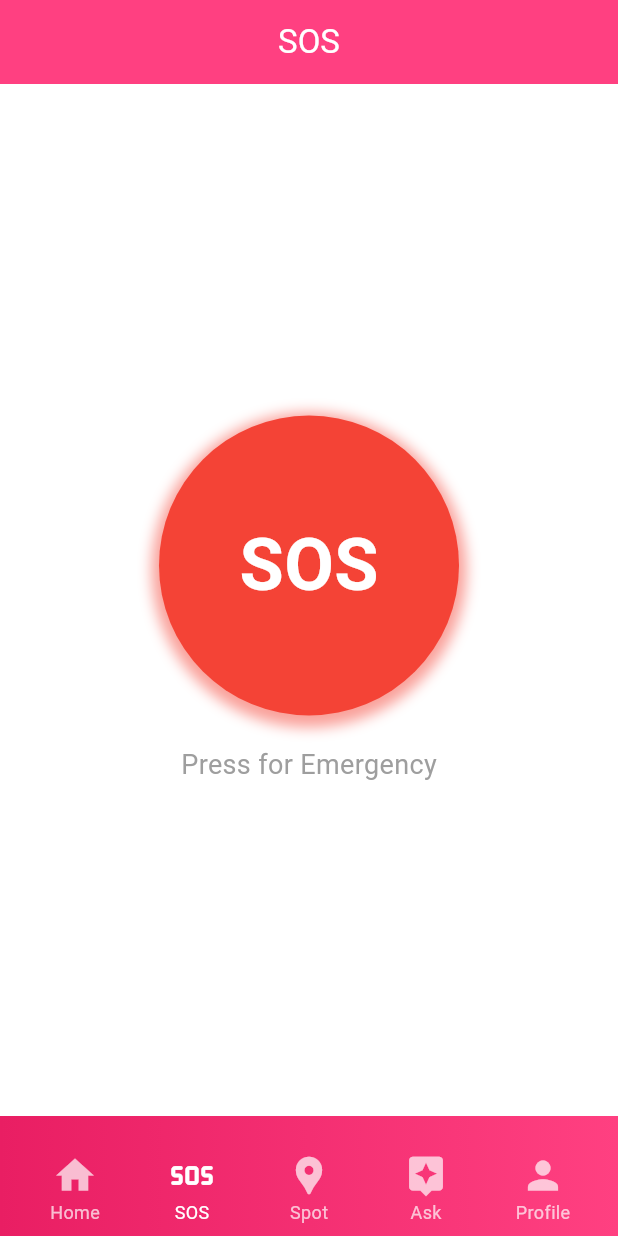
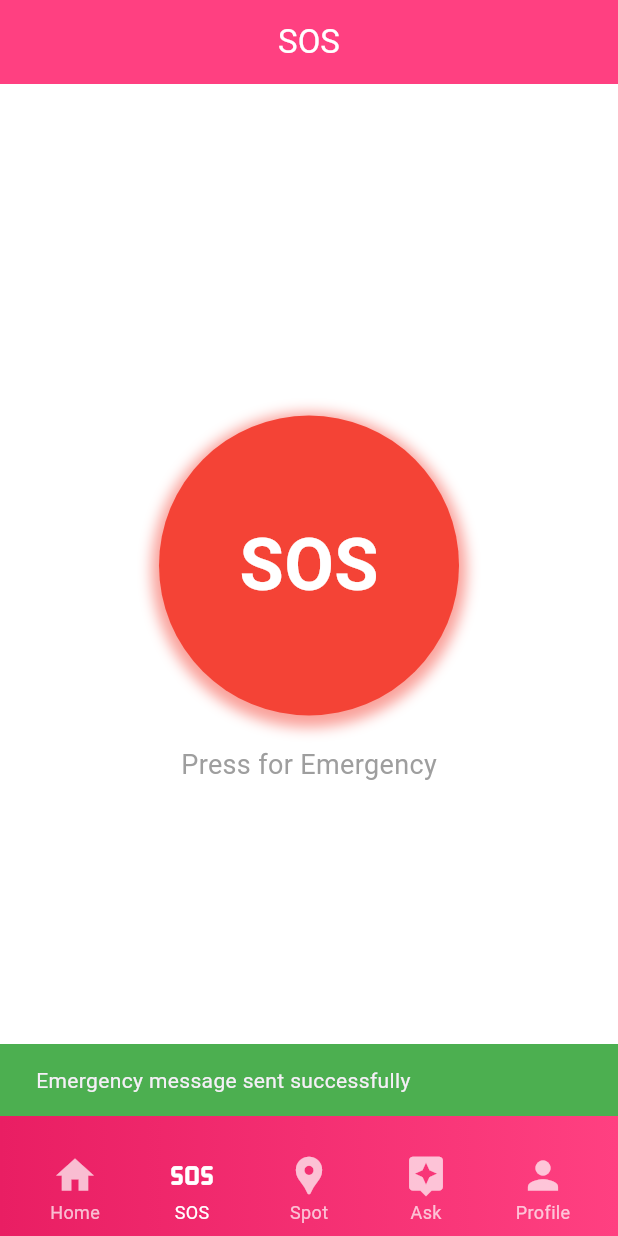
Before and after one commit to Matrix-Mesh/Sanrakshan360, a Flutter app: the screen it shows after launch, item 2 of the bottom bar chosen, after a tap on "SOS", on a phone screen of 412 x 824 dp. Run offline on Flutter 3.47's test engine with Material 3 defaults, Android fonts, the phone set to English and light mode, and no system bars; our stand-ins replace flutter_spinkit, permission_handler; missing offline and left inert: flutter_phone_direct_caller, flutter_sms.

Commit message:
aaded permission in sos button

```diff
--- a/lib/screens/sos_screen.dart
+++ b/lib/screens/sos_screen.dart
@@ -1,7 +1,118 @@
 import 'package:flutter/material.dart';
+import 'package:flutter_sms/flutter_sms.dart';
+import 'package:permission_handler/permission_handler.dart';
 
-class SosScreen extends StatelessWidget {
+class SosScreen extends StatefulWidget {
   const SosScreen({Key? key}) : super(key: key);
+
+  @override
+  _SosScreenState createState() => _SosScreenState();
+}
+
+class _SosScreenState extends State<SosScreen> with SingleTickerProviderStateMixin {
+  late AnimationController _controller;
+  late Animation<double> _animation;
+  bool _hasPermission = false;
+
+  @override
+  void initState() {
+    super.initState();
+    _checkPermission(); // Check permission when screen loads
+    _controller = AnimationController(
+      duration: const Duration(milliseconds: 200),
+      vsync: this,
+    );
+
+    _animation = Tween<double>(begin: 1.0, end: 1.1).animate(
+      CurvedAnimation(parent: _controller, curve: Curves.easeInOut),
+    );
+  }
+
+  @override
+  void dispose() {
+    _controller.dispose();
+    super.dispose();
+  }
+
+  Future<void> _checkPermission() async {
+    final status = await Permission.sms.status;
+    setState(() {
+      _hasPermission = status.isGranted;
+    });
+  }
+
+  Future<void> _requestPermission() async {
+    final status = await Permission.sms.request();
+    setState(() {
+      _hasPermission = status.isGranted;
+    });
+
+    if (!status.isGranted) {
+      if (!mounted) return;
+      showDialog(
+        context: context,
+        builder: (context) => AlertDialog(
+          title: const Text('SMS Permission Required'),
+          content: const Text(
+              'SMS permission is needed to send emergency messages. Please enable it in your device settings.'
+          ),
+          actions: [
+            TextButton(
+              child: const Text('Cancel'),
+              onPressed: () => Navigator.pop(context),
+            ),
+            TextButton(
+              child: const Text('Open Settings'),
+              onPressed: () {
+                openAppSettings();
+                Navigator.pop(context);
+              },
+            ),
+          ],
+        ),
+      );
+    }
+  }
+
+  Future<void> _onButtonPressed() async {
+    if (!_hasPermission) {
+      await _requestPermission();
+      return;
+    }
+
+    _controller.forward().then((_) {
+      _controller.reverse();
+    });
+    await _sendSMS("I am in danger! Please help me.", ["7678654940"]);
+  }
+
+  Future<void> _sendSMS(String message, List<String> recipients) async {
+    try {
+      String _result = await sendSMS(
+        message: message,
+        recipients: recipients,
+        sendDirect: true,
+      );
+      print("SMS Result: $_result");
+
+      if (!mounted) return;
+      ScaffoldMessenger.of(context).showSnackBar(
+        const SnackBar(
+          content: Text('Emergency message sent successfully'),
+          backgroundColor: Colors.green,
+        ),
+      );
+    } catch (error) {
+      print("Error sending SMS: $error");
+      if (!mounted) return;
+      ScaffoldMessenger.of(context).showSnackBar(
+        const SnackBar(
+          content: Text('Failed to send emergency message. Please try again.'),
+          backgroundColor: Colors.red,
+        ),
+      );
+    }
+  }
 
   @override
   Widget build(BuildContext context) {
@@ -15,16 +126,16 @@ class SosScreen extends StatelessWidget {
         backgroundColor: Colors.pinkAccent,
         centerTitle: true,
       ),
-      body: Center(
+      body: Stack(
+        children: [
+          Center(
             child: Column(
               mainAxisAlignment: MainAxisAlignment.center,
               children: [
                 GestureDetector(
-              onTap: () {
-                // Add your SOS functionality here
-                print('SOS Button Pressed!');
-                // You can add emergency calling, SMS, or location sharing logic here
-              },
+                  onTap: _onButtonPressed,
+                  child: ScaleTransition(
+                    scale: _animation,
                     child: Container(
                       width: 200,
                       height: 200,
@@ -52,18 +163,52 @@ class SosScreen extends StatelessWidget {
                       ),
                     ),
                   ),
+                ),
                 const SizedBox(height: 20),
-            const Text(
-              'Press for Emergency',
+                Text(
+                  _hasPermission ? 'Press for Emergency' : 'SMS permission is required',
                   style: TextStyle(
                     fontSize: 18,
-                color: Colors.grey,
+                    color: _hasPermission ? Colors.grey : Colors.orange,
                   ),
                 ),
               ],
             ),
           ),
-
+          if (!_hasPermission)
+            Positioned(
+              left: 0,
+              right: 0,
+              bottom: 0,
+              child: Container(
+                padding: const EdgeInsets.all(16),
+                color: Colors.orange,
+                child: Row(
+                  mainAxisAlignment: MainAxisAlignment.center,
+                  children: [
+                    Expanded(
+                      child: Text(
+                        'SMS permission is required to send emergency messages',
+                        style: TextStyle(color: Colors.white),
+                        textAlign: TextAlign.center,
+                      ),
+                    ),
+                    TextButton(
+                      onPressed: _requestPermission,
+                      child: const Text(
+                        'Grant Permission',
+                        style: TextStyle(
+                          color: Colors.white,
+                          fontWeight: FontWeight.bold,
+                        ),
+                      ),
+                    ),
+                  ],
+                ),
+              ),
+            ),
+        ],
+      ),
     );
   }
 }
--- a/pubspec.yaml
+++ b/pubspec.yaml
@@ -40,6 +40,7 @@ dependencies:
   animated_text_kit: ^4.2.2
   flutter_phone_direct_caller: ^2.1.1
   permission_handler: ^11.3.1
+  flutter_sms: ^2.3.3
 
 dev_dependencies:
   flutter_test:
```
Also changed, not shown: pubspec.lock, 6 other files. Lines whose indentation alone changed are shown as unchanged.
